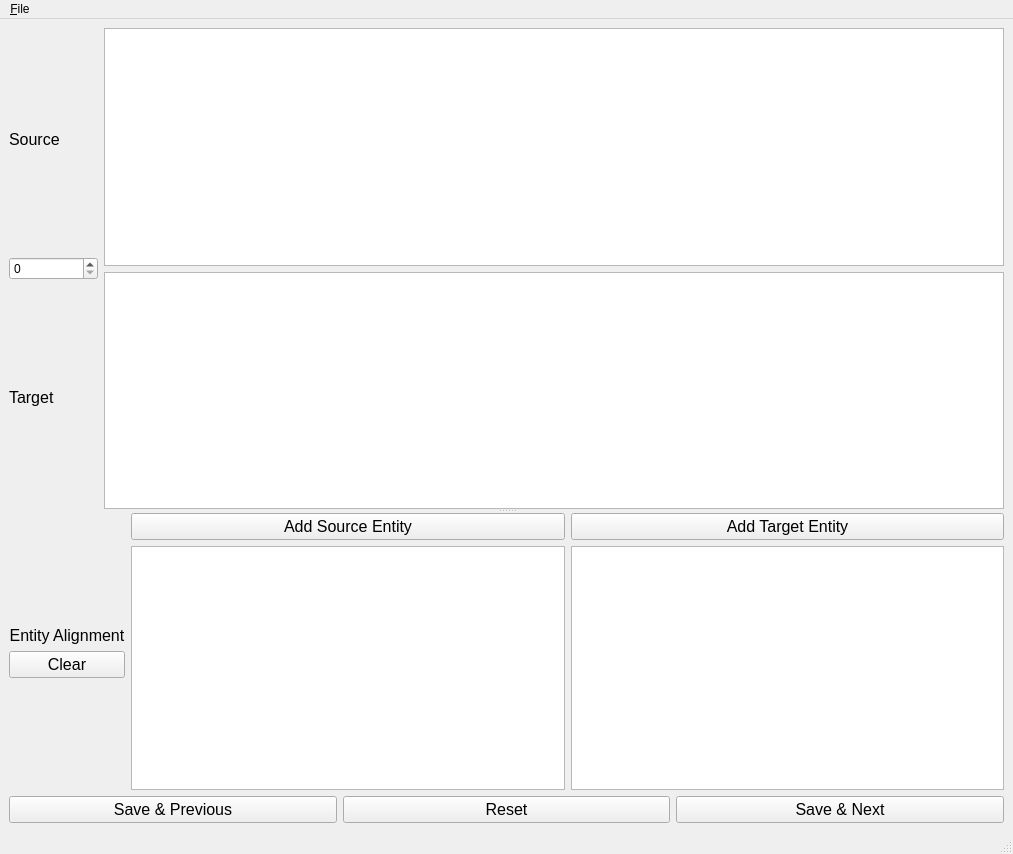
The window that annotation_window.ui (kleag/annotate_translation) describes before a commit, drawn with Qt 5.
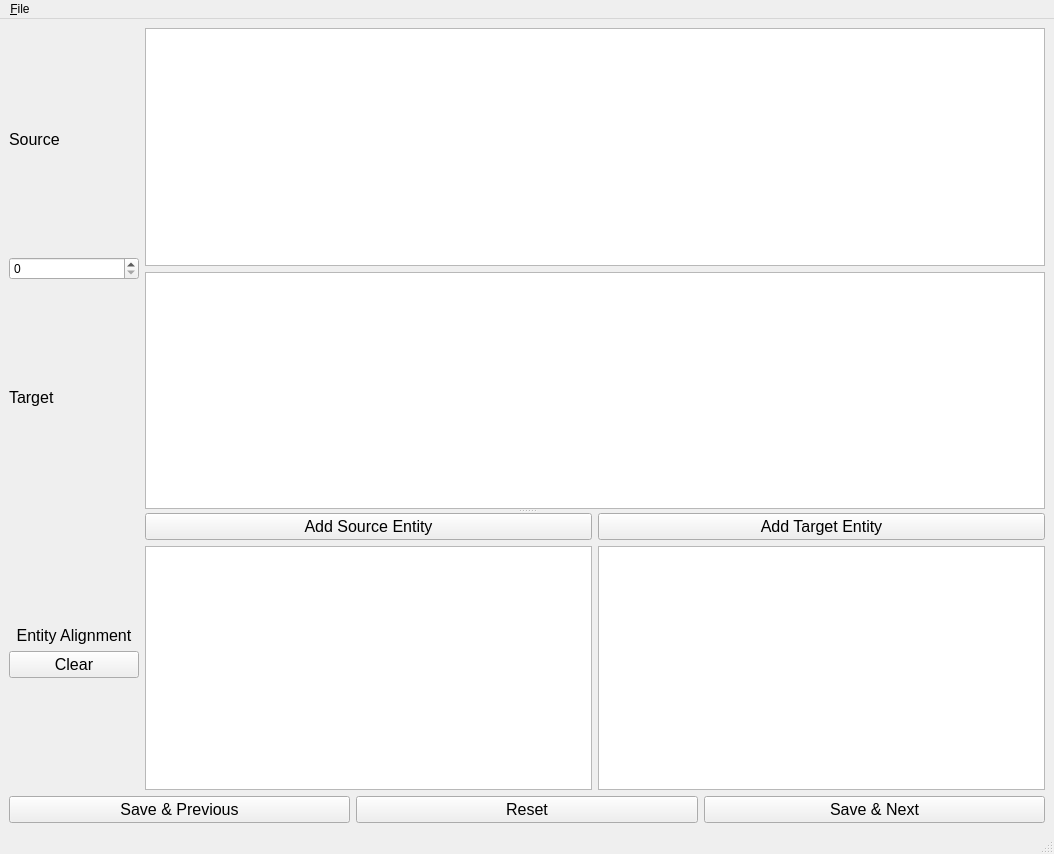
The same window after the commit.

Commit message: Set fixed width for left column widgets

```diff
--- a/annotation_window.ui
+++ b/annotation_window.ui
@@ -46,11 +46,17 @@
           <item>
            <widget class="QSpinBox" name="id">
             <property name="sizePolicy">
-             <sizepolicy hsizetype="Expanding" vsizetype="Fixed">
+             <sizepolicy hsizetype="Fixed" vsizetype="Fixed">
               <horstretch>0</horstretch>
               <verstretch>0</verstretch>
              </sizepolicy>
             </property>
+            <property name="minimumSize">
+             <size>
+              <width>130</width>
+              <height>0</height>
+             </size>
+            </property>
            </widget>
           </item>
           <item>
@@ -160,11 +166,17 @@
           <item>
            <widget class="QPushButton" name="clear">
             <property name="sizePolicy">
-             <sizepolicy hsizetype="Preferred" vsizetype="Preferred">
+             <sizepolicy hsizetype="Fixed" vsizetype="Preferred">
               <horstretch>0</horstretch>
               <verstretch>0</verstretch>
              </sizepolicy>
             </property>
+            <property name="minimumSize">
+             <size>
+              <width>130</width>
+              <height>0</height>
+             </size>
+            </property>
             <property name="maximumSize">
              <size>
               <width>130</width>
```
The commit also changes 1 other file.
